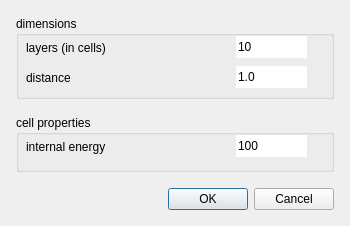
Old version of the form source/Gui/Dialogs/NewHexagonDialog.ui in the repository chrxh/alien.
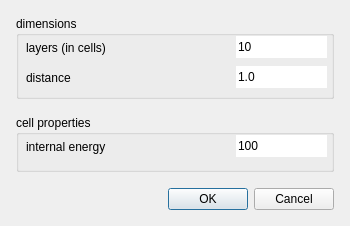
New version of the form.

Commit message: saving dialog widget content to QSettings, part II

Patch:
```diff
--- a/source/Gui/Dialogs/NewHexagonDialog.ui
+++ b/source/Gui/Dialogs/NewHexagonDialog.ui
@@ -64,7 +64,7 @@
        <rect>
         <x>220</x>
         <y>20</y>
-        <width>71</width>
+        <width>91</width>
         <height>22</height>
        </rect>
       </property>
@@ -93,7 +93,7 @@
        <rect>
         <x>220</x>
         <y>50</y>
-        <width>71</width>
+        <width>91</width>
         <height>22</height>
        </rect>
       </property>
@@ -129,7 +129,7 @@
        <rect>
         <x>220</x>
         <y>20</y>
-        <width>71</width>
+        <width>91</width>
         <height>22</height>
        </rect>
       </property>
```
The commit also changes 6 other files.
